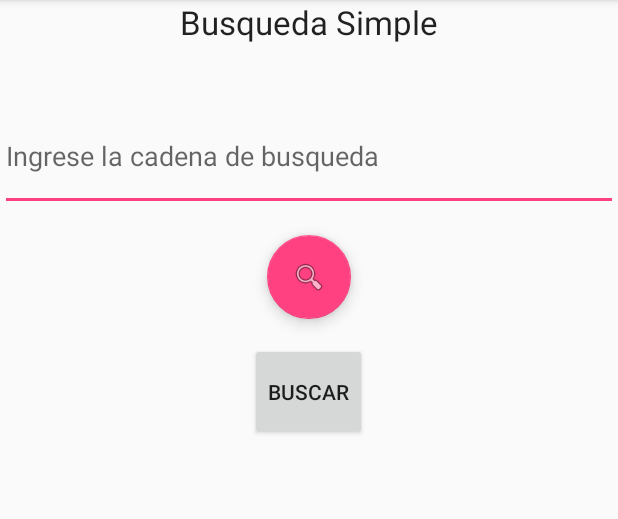
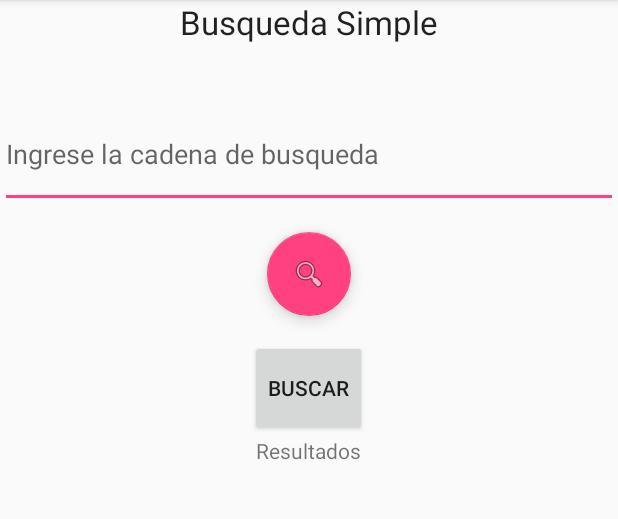
Before and after one commit to BorisMR/PDS-CRM-ClientAndroid, an Android app: the SimpleSearchActivity screen opened directly, with no data from a screen before it, on a phone screen of 412 x 824 dp, the part 84-603 px from its top. Run offline under Robolectric (Android 15) with nearby library versions, the phone set to English and light mode, and no system bars.

Commit message:
Simple search in test

```diff
--- a/app/src/main/java/com/nocompany/boris/pds_crm_clientandroid/SimpleSearchActivity.java
+++ b/app/src/main/java/com/nocompany/boris/pds_crm_clientandroid/SimpleSearchActivity.java
@@ -1,13 +1,111 @@
 package com.nocompany.boris.pds_crm_clientandroid;
 
+import android.os.AsyncTask;
+import android.support.design.widget.FloatingActionButton;
 import android.support.v7.app.AppCompatActivity;
 import android.os.Bundle;
+import android.util.Log;
+import android.view.View;
+import android.widget.Button;
+import android.widget.EditText;
+import android.widget.TextView;
+
+import org.ksoap2.SoapEnvelope;
+import org.ksoap2.serialization.PropertyInfo;
+import org.ksoap2.serialization.SoapObject;
+import org.ksoap2.serialization.SoapPrimitive;
+import org.ksoap2.serialization.SoapSerializationEnvelope;
+import org.ksoap2.transport.HttpTransportSE;
 
 public class SimpleSearchActivity extends AppCompatActivity {
+
+    EditText cadenaBusqueda;
+    TextView textViewResult;
+    Button buttonBuscarSimple;
+
+    String IpWS = "192.168.20.136"; //ej 192.168.0.1
+    String NAMESPACE = "http://service";
+    String URL = "http://"+IpWS+":8080/PDS-CRM/services/ServiceDAO?wsdl";
+    String SOAP_ACTION = "http://"+IpWS+":8080/PDS-CRM/services/ServiceDAO";
+    String METHOD_NAME = "busquedaSimple"; //busquedaSimpleReturn cadenaBusqueda
+
+    String criteria;
+    String result;
+    String TAG;
 
     @Override
     protected void onCreate(Bundle savedInstanceState) {
         super.onCreate(savedInstanceState);
         setContentView(R.layout.activity_simple_search);
+
+        cadenaBusqueda = (EditText) findViewById(R.id.cadenaBusqueda);
+        textViewResult = (TextView) findViewById(R.id.textViewRAWResult);
+        buttonBuscarSimple = (Button) findViewById(R.id.buttonBuscarSimple);
+
+        buttonBuscarSimple.setOnClickListener(new View.OnClickListener(){
+            @Override
+            public void onClick(View view){
+                if(cadenaBusqueda.getText().toString().equals("") && cadenaBusqueda.getText().length() != 0){
+                    criteria = cadenaBusqueda.getText().toString();
+                    generateAsyncTask task = new generateAsyncTask();
+                    task.execute();
+                }else{
+                    textViewResult.setText("Cadena de Busqueda");
+                }
+            }
+        });
+    }
+
+    public void getResult(String criteria){
+        SoapObject query = new SoapObject(NAMESPACE, METHOD_NAME);
+        PropertyInfo propInf = new PropertyInfo();
+        propInf.setName("cadenaBusqueda");
+        propInf.setValue(criteria);
+        propInf.setType(String.class);
+
+        query.addProperty(propInf);
+
+        SoapSerializationEnvelope toSend = new SoapSerializationEnvelope(SoapEnvelope.VER11);
+        toSend.dotNet = true;
+
+        toSend.setOutputSoapObject(query);
+
+        HttpTransportSE transportHttp = new HttpTransportSE(URL);
+
+        try{
+            transportHttp.call(SOAP_ACTION, toSend);
+
+            SoapPrimitive response = (SoapPrimitive) toSend.getResponse();
+
+            result = response.toString();//jsonformat
+        }catch (Exception e){
+            e.printStackTrace();
+        }
+    }
+
+    private class generateAsyncTask extends AsyncTask<String, Void, Void>{
+        @Override
+        protected Void doInBackground(String... params){
+            Log.i(TAG, "doInBackground");
+            getResult(criteria);
+            return null;
+        }
+
+        @Override
+        protected void onPostExecute(Void results){
+            Log.i(TAG, "onPostExecute");
+            textViewResult.setText(result);
+        }
+
+        @Override
+        protected void onPreExecute(){
+            Log.i(TAG, "onPreExecute");
+            textViewResult.setText("Buscando");
+        }
+
+        @Override
+        protected void  onProgressUpdate(Void... values){
+            Log.i(TAG, "onProgressUpdate");
+        }
     }
 }
--- a/app/src/main/res/layout/activity_simple_search.xml
+++ b/app/src/main/res/layout/activity_simple_search.xml
@@ -9,7 +9,7 @@
         android:layout_height="wrap_content"
         android:textAppearance="?android:attr/textAppearanceLarge"
         android:text="@string/busqueda_simple"
-        android:id="@+id/textView"
+        android:id="@+id/titleSimpleSearch"
         android:layout_gravity="center_horizontal"
         android:layout_weight="0.07" />
 
@@ -38,4 +38,13 @@
         android:layout_weight="0.03"
         android:src="@android:drawable/ic_dialog_email"/>
 
+    <TextView
+        android:layout_width="wrap_content"
+        android:layout_height="wrap_content"
+        android:textAppearance="?android:attr/textAppearanceSmall"
+        android:text="@string/label_resultados"
+        android:id="@+id/textViewRAWResult"
+        android:layout_gravity="center_horizontal"
+        android:layout_weight="0.07" />
+
 </LinearLayout>
--- a/app/src/main/res/values/strings.xml
+++ b/app/src/main/res/values/strings.xml
@@ -2,8 +2,8 @@
     <string name="app_name">PDS-CRM-ClientAndroid</string>
     <string name="action_settings">Settings</string>
     <string name="busqueda_simple">Busqueda Simple</string>
+    <string name="busqueda_avanzada">Busqueda Avanzada</string>
     <string name="hint_busqueda_cadena">Ingrese la cadena de busqueda</string>
-    <string name="busqueda_avanzada">Busqueda Avanzada</string>
     <string name="label_busuqeda_run">Run</string>
     <string name="label_busqueda_nombre">Nombre</string>
     <string name="label_busqueda_apellido">Apellido</string>
@@ -11,6 +11,7 @@
     <string name="label_busqueda_fono">Fono</string>
     <string name="label_busqueda_direccion">Direccion</string>
     <string name="label_busqueda_genero">Genero</string>
+    <string name="label_resultados">Resultados</string>
     <string name="label_resultados_true">Se encontraron los siguientes resultados</string>
     <string name="label_resultados_false">No se encontraron resultados</string>
     <string name="label_button_buscar">Buscar</string>
```
